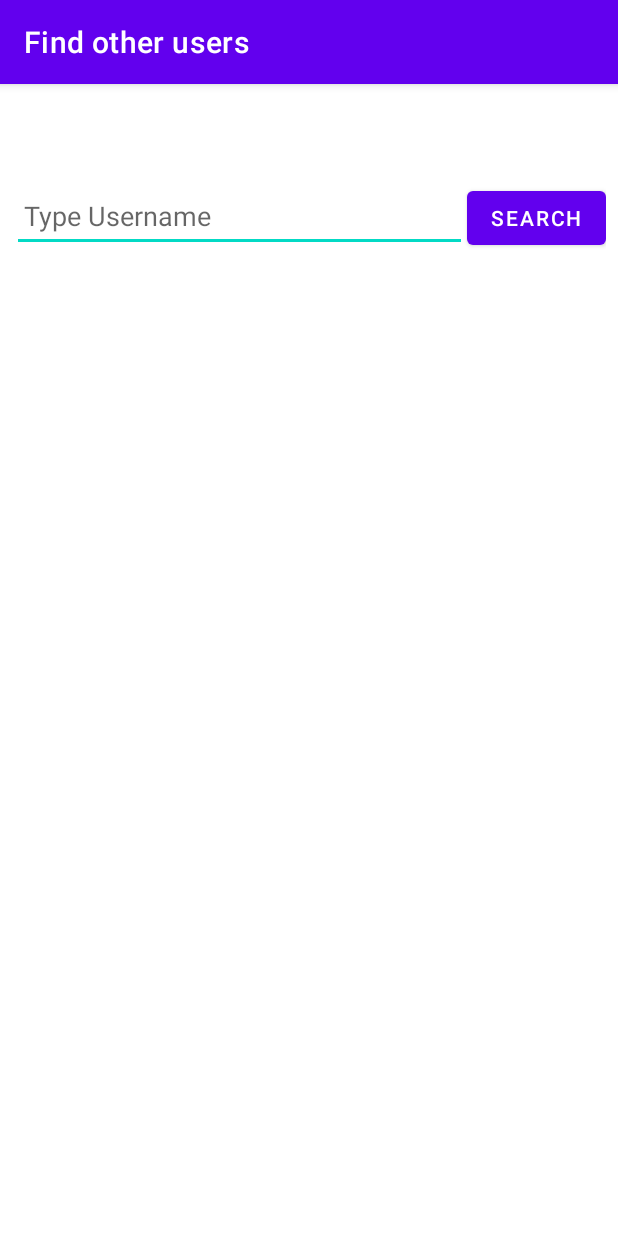
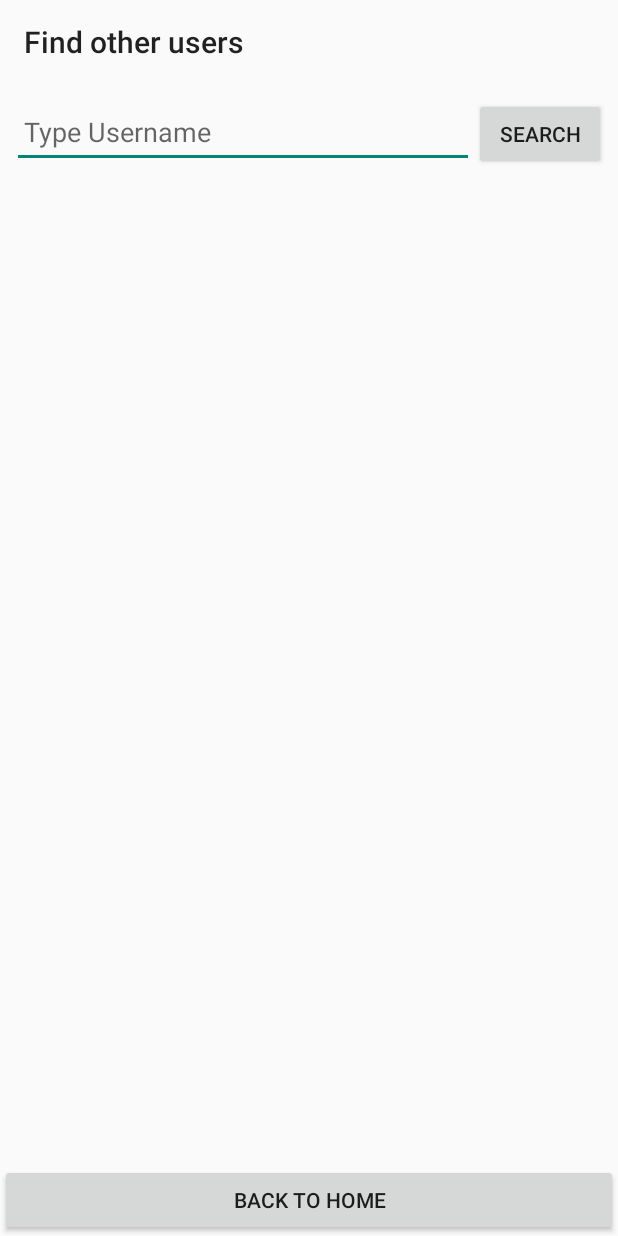
Before and after one commit to CMPUT301W23T38/QRMonsters, an Android app: the UserSearchActivity screen opened directly, with no data from a screen before it, on a phone screen of 412 x 824 dp. Run offline under Robolectric (Android 15) with nearby library versions, the phone set to English and light mode, and no system bars; our stand-ins replace Firebase (no records; nobody signed in at launch, a user with empty details on screens opened directly).

Commit message:
Back to home implentation + Unique username functionality

```diff
--- a/app/src/main/AndroidManifest.xml
+++ b/app/src/main/AndroidManifest.xml
@@ -62,7 +62,8 @@
             android:theme="@style/AppTheme.NoActionBar" />
         <activity
             android:name=".UserSearchActivity"
-            android:label="@string/user_search_activity_label">
+            android:label="@string/user_search_activity_label"
+            android:theme="@style/AppTheme.NoActionBar">
         </activity>
 
     </application>
--- a/app/src/main/java/com/example/qrmonsters/UserSearchActivity.java
+++ b/app/src/main/java/com/example/qrmonsters/UserSearchActivity.java
@@ -4,13 +4,17 @@ import static android.content.ContentValues.TAG;
 
 import android.os.Bundle;
 import android.util.Log;
+import android.view.Menu;
 import android.view.View;
 import android.widget.Button;
 import android.widget.EditText;
+import android.widget.ImageButton;
 import android.widget.Toast;
 
 import androidx.annotation.NonNull;
+import androidx.appcompat.app.ActionBar;
 import androidx.appcompat.app.AppCompatActivity;
+import androidx.appcompat.widget.Toolbar;
 import androidx.recyclerview.widget.LinearLayoutManager;
 import androidx.recyclerview.widget.RecyclerView;
 
@@ -52,6 +56,14 @@ public class UserSearchActivity extends AppCompatActivity {
             }
         });
 
+        Button backButton = findViewById(R.id.back_button);
+        backButton.setOnClickListener(new View.OnClickListener() {
+            @Override
+            public void onClick(View view) {
+                finish();
+            }
+        });
+
     }
 
     public void searchForUsers(String searchText) {
@@ -79,6 +91,4 @@ public class UserSearchActivity extends AppCompatActivity {
         });
     }
 
-
-
 }
--- a/app/src/main/res/layout/activity_user_search.xml
+++ b/app/src/main/res/layout/activity_user_search.xml
@@ -1,5 +1,6 @@
 <?xml version="1.0" encoding="utf-8"?>
 <LinearLayout xmlns:android="http://schemas.android.com/apk/res/android"
+    xmlns:app="http://schemas.android.com/apk/res-auto"
     android:layout_width="match_parent"
     android:layout_height="match_parent"
     android:orientation="vertical">
@@ -9,9 +10,11 @@
         android:id="@+id/toolbar"
         android:layout_width="match_parent"
         android:layout_height="?attr/actionBarSize"
-        android:elevation="4dp"
-        android:theme="@style/ThemeOverlay.AppCompat.ActionBar"
-        android:title="@string/search_users" />
+        app:title="Find other users"
+        app:layout_constraintTop_toTopOf="parent"
+        app:layout_constraintStart_toStartOf="parent"
+        app:layout_constraintEnd_toEndOf="parent" />
+
 
     <!-- Search bar -->
     <LinearLayout
@@ -36,6 +39,7 @@
             android:layout_height="wrap_content"
             android:text="@string/search_button_text" />
 
+
     </LinearLayout>
 
     <!-- List of users -->
@@ -49,4 +53,10 @@
         android:padding="8dp"
         android:scrollbars="vertical" />
 
+    <Button
+        android:id="@+id/back_button"
+        android:layout_width="match_parent"
+        android:layout_height="wrap_content"
+        android:text="Back to Home" />
+
 </LinearLayout>
```
Also changed, not shown: app/src/main/java/com/example/qrmonsters/RegistrationActivity.java (+48 -8 lines).
